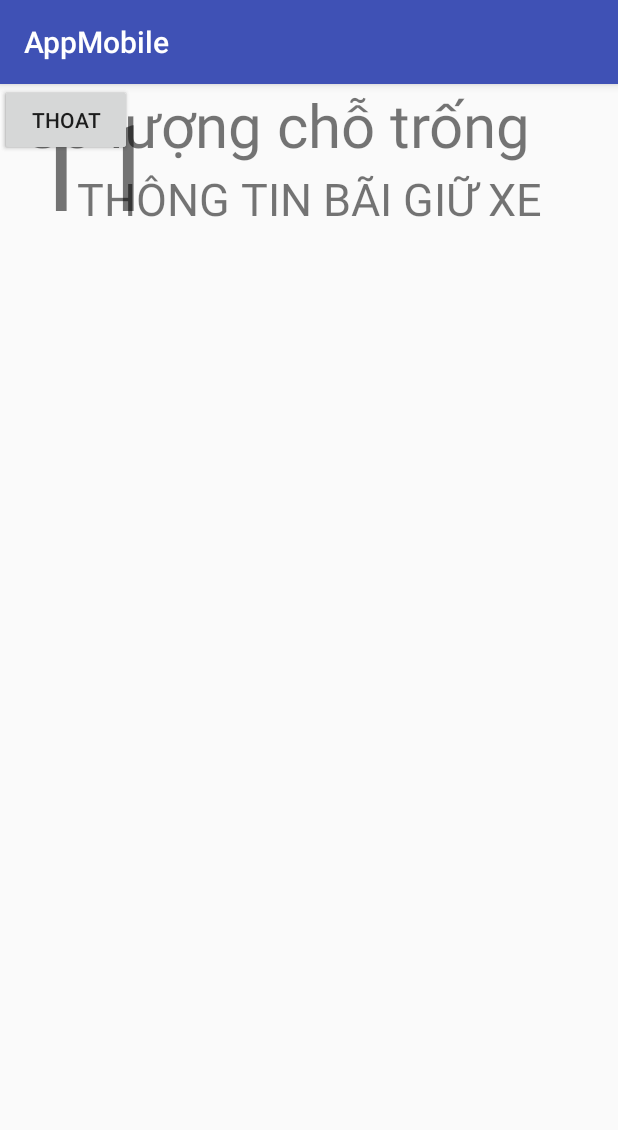
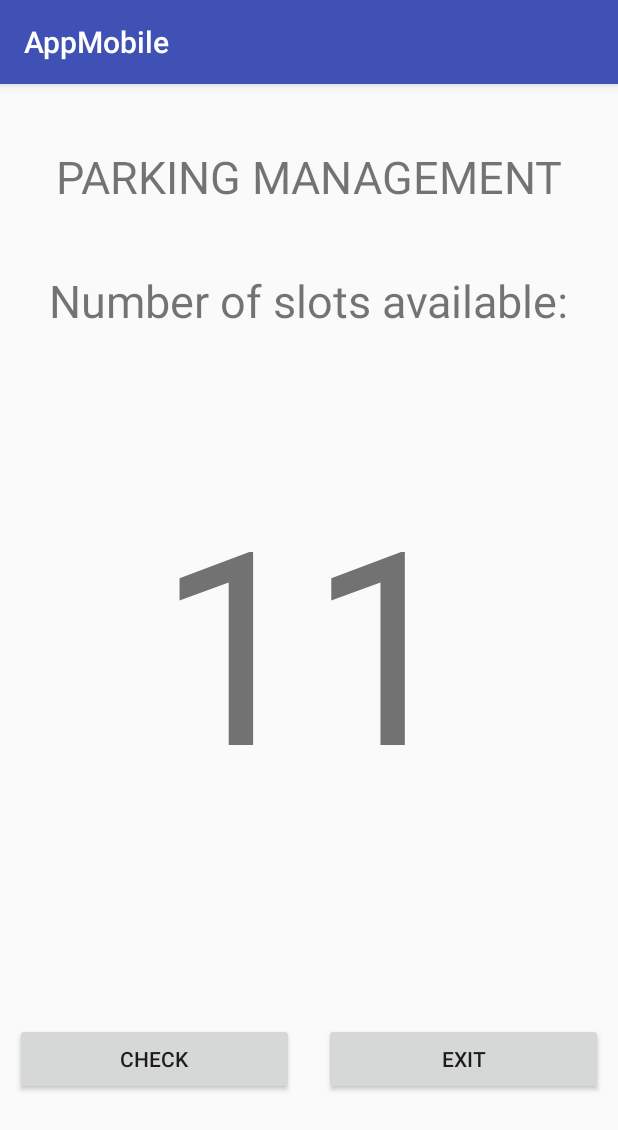
Before and after one commit to NamBang/IOT_Parking-Management, an Android app: the screen it shows after launch (MainActivity), on a phone screen of 412 x 824 dp. Shown: the top 1130 px of the screen. Run offline under Robolectric (Android 15) with nearby library versions, the phone set to English and light mode, and no system bars.

Commit message:
Change Activity_main

```diff
--- a/AppMobile/app/src/main/res/layout/activity_main.xml
+++ b/AppMobile/app/src/main/res/layout/activity_main.xml
@@ -6,51 +6,60 @@
     android:layout_height="match_parent"
     tools:context=".MainActivity">
 
+    <LinearLayout
+        android:layout_width="match_parent"
+        android:layout_height="match_parent"
+        android:orientation="vertical">
+        <RelativeLayout
+            android:layout_width="match_parent"
+            android:layout_height="wrap_content"
+            android:layout_weight="1">
             <TextView
                 android:layout_width="wrap_content"
                 android:layout_height="wrap_content"
-        android:text="THÔNG TIN BÃI GIỮ XE"
-        android:textSize="30dp"
-        app:layout_constraintBottom_toBottomOf="parent"
-        app:layout_constraintLeft_toLeftOf="parent"
-        app:layout_constraintRight_toRightOf="parent"
-        app:layout_constraintTop_toTopOf="parent"
-        app:layout_constraintVertical_bias="0.077" />
-
+                android:text="PARKING MANAGEMENT"
+                android:layout_centerInParent="true"
+                android:textSize="30dp" />
+        </RelativeLayout>
+        <RelativeLayout
+            android:layout_width="match_parent"
+            android:layout_height="wrap_content"
+            android:layout_weight="3">
             <TextView
-        android:id="@+id/tvShow"
+                android:id="@+id/tvTitleSlots"
                 android:layout_width="wrap_content"
                 android:layout_height="wrap_content"
-        android:paddingLeft="16dp"
-        android:text="Số lượng chỗ trống"
-        android:textSize="40sp"
-        tools:layout_editor_absoluteX="13dp"
-        tools:layout_editor_absoluteY="158dp" />
-
+                android:layout_centerHorizontal="true"
+                android:layout_alignParentTop="true"
+                android:text="Number of slots available:"
+                android:textSize="30sp" />
             <TextView
-        android:id="@+id/tvShow"
+                android:id="@+id/tvNumSlots"
                 android:layout_width="wrap_content"
                 android:layout_height="wrap_content"
-        android:paddingLeft="16dp"
+                android:layout_centerInParent="true"
                 android:text="11"
-        android:textSize="80sp"
-        tools:layout_editor_absoluteX="129dp"
-        tools:layout_editor_absoluteY="229dp" />
-
+                android:textSize="180sp"/>
+        </RelativeLayout>
+        <LinearLayout
+            android:layout_width="match_parent"
+            android:layout_height="wrap_content"
+            android:layout_weight="1"
+            android:orientation="horizontal">
                 <Button
-        android:id="@+id/button"
-        android:layout_width="wrap_content"
+                    android:id="@+id/btnCheck"
+                    android:layout_width="match_parent"
                     android:layout_height="wrap_content"
-        android:text="Kiem tra"
-        tools:layout_editor_absoluteX="80dp"
-        tools:layout_editor_absoluteY="403dp" />
-
+                    android:layout_weight="1"
+                    android:layout_margin="10dp"
+                    android:text="Check" />
                 <Button
-        android:id="@+id/button2"
-        android:layout_width="wrap_content"
+                    android:id="@+id/btnExit"
+                    android:layout_width="match_parent"
                     android:layout_height="wrap_content"
-        android:text="Thoat"
-        tools:layout_editor_absoluteX="235dp"
-        tools:layout_editor_absoluteY="403dp" />
-
+                    android:layout_weight="1"
+                    android:layout_margin="10dp"
+                    android:text="Exit" />
+        </LinearLayout>
+    </LinearLayout>
 </android.support.constraint.ConstraintLayout>
```
Lines whose indentation alone changed are shown as unchanged.
